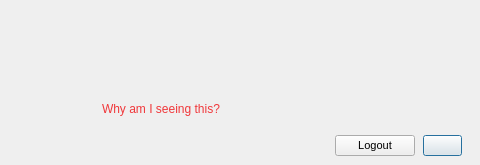
First picture: the form in src/MEGASync/gui/linux/VerifyLockMessage.ui, repository meganz/MEGAsync, before the edit.
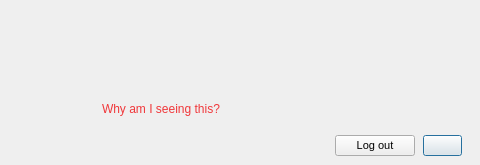
Second picture: the form after the edit.

Commit message: SNC-2316 Source edit "Logout" to "Log out"

The edit to the form file:
```diff
--- a/src/MEGASync/gui/linux/VerifyLockMessage.ui
+++ b/src/MEGASync/gui/linux/VerifyLockMessage.ui
@@ -282,7 +282,7 @@
       <item>
        <widget class="QPushButton" name="bLogout">
         <property name="text">
-         <string>Logout</string>
+         <string>Log out</string>
         </property>
        </widget>
       </item>
```
The commit also changes 13 other files.
